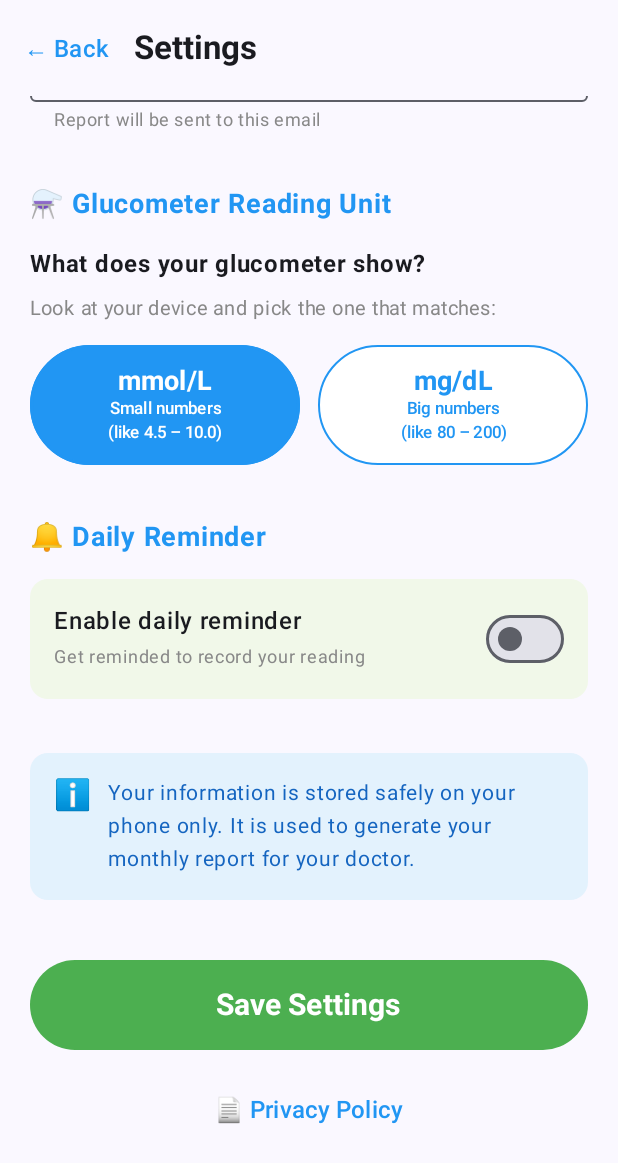
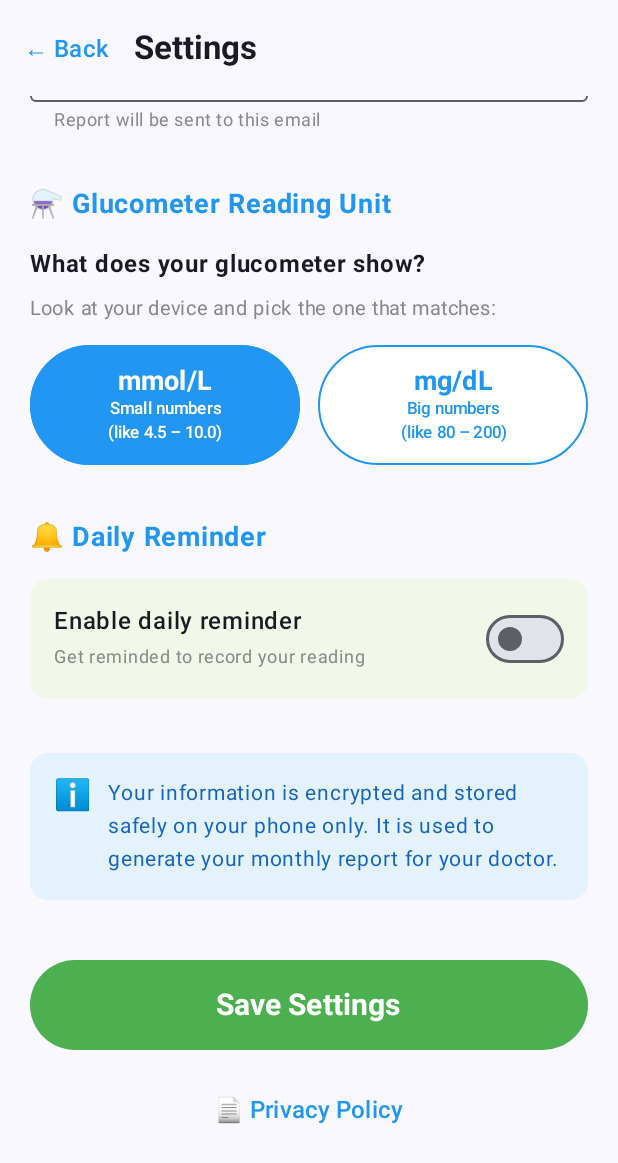
Before and after one commit to yugen20/100LifeRepo, an Android app built with Jetpack Compose: the composable SettingsScreen shown on its own in the app's theme, scrolled down 480 dp, on a phone screen of 412 x 824 dp. Shown: the top 1163 px of the screen. Run offline under Robolectric (Android 15) with nearby library versions, the phone set to English and light mode, and no system bars.

Commit message:
ver10.0 - EncryptedSharedPreferences, patient data secured

```diff
--- a/app/build.gradle.kts
+++ b/app/build.gradle.kts
@@ -56,5 +56,6 @@ dependencies {
     androidTestImplementation(libs.androidx.junit)
     debugImplementation(libs.androidx.compose.ui.test.manifest)
     debugImplementation(libs.androidx.compose.ui.tooling)
+    implementation("androidx.security:security-crypto:1.1.0-alpha06")
 
 }
--- a/app/src/main/java/com/example/a100life/MainActivity.kt
+++ b/app/src/main/java/com/example/a100life/MainActivity.kt
@@ -35,11 +35,41 @@ import androidx.compose.ui.text.style.TextAlign
 import androidx.compose.ui.unit.dp
 import androidx.compose.ui.unit.sp
 import androidx.core.content.FileProvider
+import androidx.security.crypto.EncryptedSharedPreferences
+import androidx.security.crypto.MasterKey
 import java.io.File
 import java.io.FileWriter
 import java.time.Instant
 import java.time.ZoneId
 import java.time.format.DateTimeFormatter
+
+// ─────────────────────────────────────────────
+// ENCRYPTED SHARED PREFERENCES HELPER
+// Single function to get encrypted prefs
+// Used everywhere instead of getSharedPreferences
+// ─────────────────────────────────────────────
+
+fun getSecurePrefs(context: Context): SharedPreferences {
+    return try {
+        val masterKey = MasterKey.Builder(context)
+            .setKeyScheme(MasterKey.KeyScheme.AES256_GCM)
+            .build()
+        EncryptedSharedPreferences.create(
+            context,
+            "100life_settings_secure",
+            masterKey,
+            EncryptedSharedPreferences.PrefKeyEncryptionScheme.AES256_SIV,
+            EncryptedSharedPreferences.PrefValueEncryptionScheme.AES256_GCM
+        )
+    } catch (e: Exception) {
+        // Fallback to regular prefs if encryption fails
+        context.getSharedPreferences("100life_settings", Context.MODE_PRIVATE)
+    }
+}
+
+// ─────────────────────────────────────────────
+// MAIN ACTIVITY
+// ─────────────────────────────────────────────
 
 class MainActivity : ComponentActivity() {
     override fun onCreate(savedInstanceState: Bundle?) {
@@ -58,6 +88,10 @@ class MainActivity : ComponentActivity() {
         }
     }
 }
+
+// ─────────────────────────────────────────────
+// NAVIGATION
+// ─────────────────────────────────────────────
 
 @Composable
 fun AppNavigation(context: Context) {
@@ -108,6 +142,10 @@ fun AppNavigation(context: Context) {
     }
 }
 
+// ─────────────────────────────────────────────
+// WELCOME SCREEN
+// ─────────────────────────────────────────────
+
 @Composable
 fun WelcomeScreen(onContinue: () -> Unit) {
     Column(
@@ -126,6 +164,10 @@ fun WelcomeScreen(onContinue: () -> Unit) {
         }
     }
 }
+
+// ─────────────────────────────────────────────
+// MONTH SELECTOR SCREEN
+// ─────────────────────────────────────────────
 
 @OptIn(ExperimentalMaterial3Api::class)
 @Composable
@@ -176,6 +218,10 @@ fun MonthButton(text: String, monthCode: String, onClick: (String) -> Unit) {
     }
 }
 
+// ─────────────────────────────────────────────
+// GLUCOSE UNIT SELECTOR
+// ─────────────────────────────────────────────
+
 @Composable
 fun GlucoseUnitSelector(selected: String, onSelect: (String) -> Unit) {
     Column(modifier = Modifier.fillMaxWidth()) {
@@ -208,6 +254,10 @@ fun GlucoseUnitSelector(selected: String, onSelect: (String) -> Unit) {
     }
 }
 
+// ─────────────────────────────────────────────
+// READING TYPE SELECTOR
+// ─────────────────────────────────────────────
+
 @Composable
 fun ReadingTypeSelector(selected: String, onSelect: (String) -> Unit) {
     val options = listOf("Fasting" to "🌅", "After Meal" to "🍽️", "Random" to "🎲")
@@ -237,6 +287,10 @@ fun ReadingTypeSelector(selected: String, onSelect: (String) -> Unit) {
         }
     }
 }
+
+// ─────────────────────────────────────────────
+// HbA1c PREDICTION CARD
+// ─────────────────────────────────────────────
 
 @Composable
 fun HbA1cPredictionCard(allYearEntries: List<Entry>, glucoseUnit: String) {
@@ -332,6 +386,10 @@ fun HbA1cPredictionCard(allYearEntries: List<Entry>, glucoseUnit: String) {
     }
 }
 
+// ─────────────────────────────────────────────
+// CSV HELPER
+// ─────────────────────────────────────────────
+
 fun generateCSV(
     context: Context, entries: List<Entry>, monthName: String, year: Int,
     patientName: String, patientIC: String, glucoseUnit: String,
@@ -366,6 +424,10 @@ fun generateCSV(
         FileProvider.getUriForFile(context, "${context.packageName}.provider", csvFile)
     } catch (e: Exception) { e.printStackTrace(); null }
 }
+
+// ─────────────────────────────────────────────
+// EMAIL SEND FUNCTION
+// ─────────────────────────────────────────────
 
 fun sendEmailWithCSV(
     context: Context, csvUri: Uri, doctorEmail: String, doctorName: String,
@@ -407,6 +469,10 @@ This email was sent on behalf of the patient using 100Life App.
     context.startActivity(Intent.createChooser(intent, "Send report via email"))
 }
 
+// ─────────────────────────────────────────────
+// MONTHLY SUMMARY SCREEN
+// ─────────────────────────────────────────────
+
 @OptIn(ExperimentalMaterial3Api::class)
 @Composable
 fun MonthlySummaryScreen(
@@ -414,7 +480,7 @@ fun MonthlySummaryScreen(
     onAddEntry: () -> Unit, onBack: () -> Unit, onGoToSettings: () -> Unit
 ) {
     val dbHelper       = remember { DatabaseHelper(context) }
-    val prefs          = context.getSharedPreferences("100life_settings", Context.MODE_PRIVATE)
+    val prefs          = remember { getSecurePrefs(context) }
     val currentContext = LocalContext.current
     val currentYear    = java.time.LocalDate.now().year
 
@@ -622,6 +688,11 @@ fun SummaryRow(label: String, value: String) {
     }
 }
 
+// ─────────────────────────────────────────────
+// SETTINGS SCREEN
+// Now uses getSecurePrefs() — encrypted storage
+// ─────────────────────────────────────────────
+
 @OptIn(ExperimentalMaterial3Api::class)
 @Composable
 fun SettingsScreen(
@@ -629,8 +700,7 @@ fun SettingsScreen(
     onBack: () -> Unit,
     onPrivacyPolicy: () -> Unit
 ) {
-    val prefs: SharedPreferences =
-        context.getSharedPreferences("100life_settings", Context.MODE_PRIVATE)
+    val prefs = remember { getSecurePrefs(context) }
 
     var patientName by remember { mutableStateOf(prefs.getString("patient_name", "") ?: "") }
     var patientIC   by remember { mutableStateOf(prefs.getString("patient_ic",   "") ?: "") }
@@ -648,11 +718,11 @@ fun SettingsScreen(
     var showSavedDialog   by remember { mutableStateOf(false) }
     var showDiscardDialog by remember { mutableStateOf(false) }
 
-    val originalName    = remember { prefs.getString("patient_name", "") ?: "" }
-    val originalIC      = remember { prefs.getString("patient_ic",   "") ?: "" }
-    val originalDrName  = remember { prefs.getString("doctor_name",  "") ?: "" }
-    val originalEmail   = remember { prefs.getString("doctor_email", "") ?: "" }
-    val originalUnit    = remember { prefs.getString("glucose_unit", "mmol/L") ?: "mmol/L" }
+    val originalName     = remember { prefs.getString("patient_name", "") ?: "" }
+    val originalIC       = remember { prefs.getString("patient_ic",   "") ?: "" }
+    val originalDrName   = remember { prefs.getString("doctor_name",  "") ?: "" }
+    val originalEmail    = remember { prefs.getString("doctor_email", "") ?: "" }
+    val originalUnit     = remember { prefs.getString("glucose_unit", "mmol/L") ?: "mmol/L" }
     val originalReminder = remember { prefs.getBoolean("reminder_enabled", false) }
 
     val hasChanges = patientName != originalName   ||
@@ -801,7 +871,7 @@ fun SettingsScreen(
                 Row(modifier = Modifier.padding(16.dp), verticalAlignment = Alignment.Top) {
                     Text("ℹ️", fontSize = 20.sp)
                     Spacer(modifier = Modifier.width(10.dp))
-                    Text("Your information is stored safely on your phone only. " +
+                    Text("Your information is encrypted and stored safely on your phone only. " +
                             "It is used to generate your monthly report for your doctor.",
                         fontSize = 14.sp, color = Color(0xFF1565C0), lineHeight = 22.sp)
                 }
@@ -836,11 +906,7 @@ fun SettingsScreen(
                 colors = ButtonDefaults.buttonColors(containerColor = Color(0xFF4CAF50))
             ) { Text("Save Settings", fontSize = 20.sp, fontWeight = FontWeight.Bold) }
 
-            // Privacy Policy button
-            TextButton(
-                onClick = onPrivacyPolicy,
-                modifier = Modifier.fillMaxWidth()
-            ) {
+            TextButton(onClick = onPrivacyPolicy, modifier = Modifier.fillMaxWidth()) {
                 Text("📄 Privacy Policy", fontSize = 16.sp, color = Color(0xFF2196F3))
             }
 
@@ -854,7 +920,7 @@ fun SettingsScreen(
             title = { Text("✅ Settings Saved!", fontSize = 20.sp, fontWeight = FontWeight.Bold) },
             text = { Text("Name: $patientName\nIC: $patientIC\nDoctor: $doctorName\n" +
                     "Email: $doctorEmail\nUnit: $glucoseUnit\n" +
-                    "Reminder: ${if (reminderEnabled) "ON — ${reminderHour.toString().padStart(2,'0')}:${reminderMinute.toString().padStart(2,'0')}" else "OFF"}",
+                    "Reminder: ${if (reminderEnabled) "ON — ${reminderHour.toString().padStart(2,'0')}:${reminderMinute.toString().padStart(2,'0')}" else "OFF"}\n\n🔒 Data encrypted and stored securely.",
                 fontSize = 16.sp, lineHeight = 26.sp) },
             confirmButton = {
                 Button(onClick = { showSavedDialog = false; onBack() },
@@ -882,6 +948,10 @@ fun SettingsScreen(
     }
 }
 
+// ─────────────────────────────────────────────
+// DATA ENTRY SCREEN
+// ─────────────────────────────────────────────
+
 @OptIn(ExperimentalMaterial3Api::class)
 @Composable
 fun DataEntryScreen(monthCode: String, context: Context, onBack: () -> Unit) {
@@ -889,7 +959,7 @@ fun DataEntryScreen(monthCode: String, context: Context, onBack: () -> Unit) {
         java.time.LocalDate.now().format(DateTimeFormatter.ofPattern("yyyy-MM-dd"))
     }
     val currentYear = remember { java.time.LocalDate.now().year }
-    val prefs = context.getSharedPreferences("100life_settings", Context.MODE_PRIVATE)
+    val prefs = remember { getSecurePrefs(context) }
     val glucoseUnit = prefs.getString("glucose_unit", "mmol/L") ?: "mmol/L"
 
     var selectedDateMillis by remember(monthCode) { mutableStateOf(System.currentTimeMillis()) }
@@ -1122,6 +1192,10 @@ fun DataEntryScreen(monthCode: String, context: Context, onBack: () -> Unit) {
     }
 }
 
+// ─────────────────────────────────────────────
+// DATABASE HELPER
+// ─────────────────────────────────────────────
+
 class DatabaseHelper(context: Context) : SQLiteOpenHelper(context, "health.db", null, 3) {
 
     override fun onCreate(db: SQLiteDatabase?) {
@@ -1209,6 +1283,10 @@ class DatabaseHelper(context: Context) : SQLiteOpenHelper(context, "health.db",
     }
 }
 
+// ─────────────────────────────────────────────
+// DATA MODEL
+// ─────────────────────────────────────────────
+
 data class Entry(
     val id: Int, val month: String, val date: String,
     val sugar: Double, val steps: Int,
@@ -1216,6 +1294,10 @@ data class Entry(
     val notes: String = "",
     val year: Int = 2026
 )
+
+// ─────────────────────────────────────────────
+// HELPER — Month code to name
+// ─────────────────────────────────────────────
 
 fun monthCodeToName(code: String): String {
     return mapOf(
```
